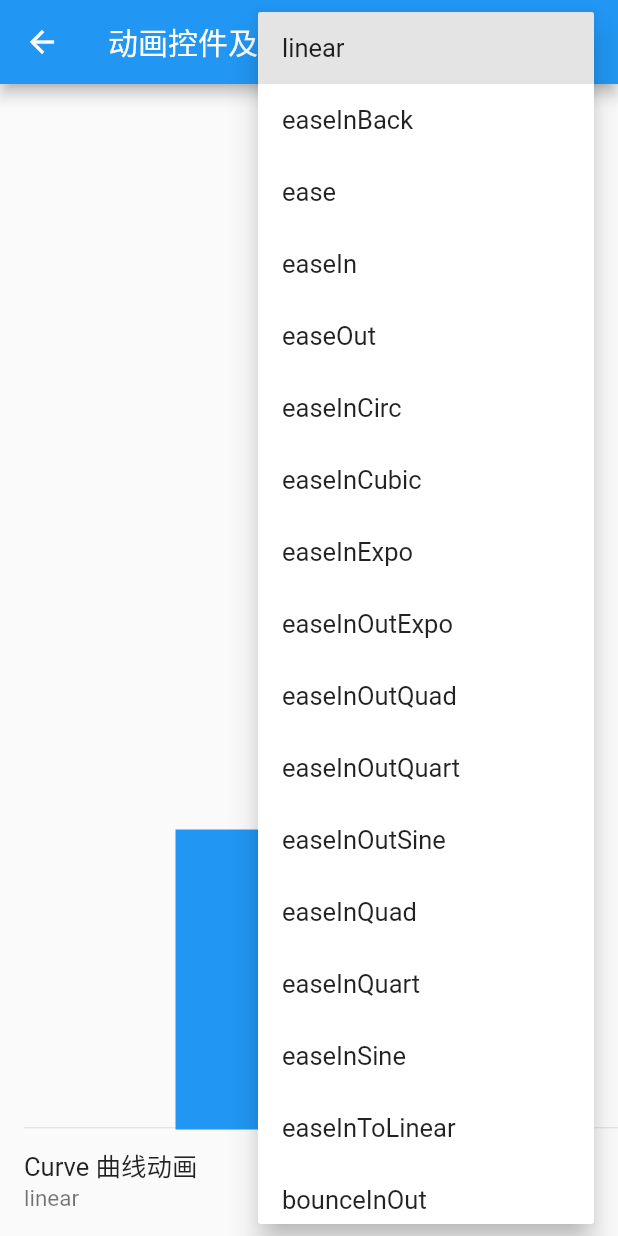
After one commit to yangyxd/flutter_animation_demo, a Flutter app: the CurvesTestAnimationPage screen opened directly, after a tap on the "arrow drop down" icon, on a phone screen of 412 x 824 dp. The commit adds this screen. Run offline on Flutter 3.47's test engine with Material 2 defaults, Android fonts, the phone set to English and light mode, and no system bars.

Commit message:
增加 CurvesTestAnimationPage

```diff
--- a/lib/demo/004/widget_switch_animation_page.dart
+++ b/lib/demo/004/widget_switch_animation_page.dart
@@ -6,26 +6,14 @@ class WidgetSwitchAnimationPage extends StatefulWidget {
   _WidgetSwitchAnimationPageState createState() => _WidgetSwitchAnimationPageState();
 }
 
-class _WidgetSwitchAnimationPageState extends State<WidgetSwitchAnimationPage> with SingleTickerProviderStateMixin {
-  AnimationController _controller;
+class _WidgetSwitchAnimationPageState extends State<WidgetSwitchAnimationPage> {
   Widget _child;
   int flag = 0;
   bool _scaleContainer = true;
   bool _slideTransition = false;
   bool _scaleTransition = false;
 
-  @override
-  void initState() {
-    _controller = AnimationController(vsync: this);
-    super.initState();
-  }
-
-  @override
-  void dispose() {
-    _controller.dispose();
-    super.dispose();
-  }
-
+  /// 动画区域背景色
   final _colors = <Color>[Colors.green, Colors.blue, Colors.white, Colors.red];
 
   @override
--- /dev/null
+++ b/lib/demo/005/curves_test_animation_page.dart
@@ -0,0 +1,122 @@
+import 'dart:async';
+
+import 'package:flutter/material.dart';
+import 'package:flutter_animation_demo/utils.dart';
+import 'package:flutter_animation_demo/widgets/icon_button_ex.dart';
+
+/// 动画控件及曲线 (Curves）
+class CurvesTestAnimationPage extends StatefulWidget {
+  @override
+  _CurvesTestAnimationPageState createState() => _CurvesTestAnimationPageState();
+}
+
+class _CurvesTestAnimationPageState extends State<CurvesTestAnimationPage> {
+  Timer _timer;
+
+  int flag = 0;
+  double left = 50;
+  double top = 50;
+
+  int curve = 0;
+
+  /// 动画区域背景色
+  final _colors = <Color>[Colors.green, Colors.blue, Colors.amber, Colors.red];
+
+  /// Curves 选项
+  final _menus = <Map<String, dynamic>>[
+    {'title': 'linear', 'type': Curves.linear},
+
+    {'title': 'easeInBack', 'type': Curves.easeInBack},
+    {'title': 'ease', 'type': Curves.ease},
+    {'title': 'easeIn', 'type': Curves.easeIn},
+    {'title': 'easeOut', 'type': Curves.easeOut},
+    {'title': 'easeInCirc', 'type': Curves.easeInCirc},
+    {'title': 'easeInCubic', 'type': Curves.easeInCubic},
+    {'title': 'easeInExpo', 'type': Curves.easeInExpo},
+    {'title': 'easeInOutExpo', 'type': Curves.easeInOutExpo},
+    {'title': 'easeInOutQuad', 'type': Curves.easeInOutQuad},
+    {'title': 'easeInOutQuart', 'type': Curves.easeInOutQuart},
+    {'title': 'easeInOutSine', 'type': Curves.easeInOutSine},
+    {'title': 'easeInQuad', 'type': Curves.easeInQuad},
+    {'title': 'easeInQuart', 'type': Curves.easeInQuart},
+    {'title': 'easeInSine', 'type': Curves.easeInSine},
+    {'title': 'easeInToLinear', 'type': Curves.easeInToLinear},
+
+    {'title': 'bounceInOut', 'type': Curves.bounceInOut},
+    {'title': 'bounceIn', 'type': Curves.bounceIn},
+    {'title': 'bounceOut', 'type': Curves.bounceOut},
+
+    {'title': 'decelerate', 'type': Curves.decelerate},
+
+    {'title': 'elasticIn', 'type': Curves.elasticIn},
+    {'title': 'elasticOut', 'type': Curves.elasticOut},
+    {'title': 'elasticInOut', 'type': Curves.elasticInOut},
+
+    {'title': 'fastLinearToSlowEaseIn', 'type': Curves.fastLinearToSlowEaseIn},
+    {'title': 'fastOutSlowIn', 'type': Curves.fastOutSlowIn},
+
+    {'title': 'slowMiddle', 'type': Curves.slowMiddle},
+  ];
+
+  @override
+  void initState() {
+    _timer = Timer.periodic(Duration(milliseconds: 1600), (timer) {
+      final _screen = MediaQuery.of(context);
+      final _size = _screen.size;
+      setState(() {
+        flag = flag >= 3 ? 0 : flag + 1;
+        top = Utils.random((_size.height - _screen.viewPadding.vertical - 80 - 220).toInt()).toDouble();
+        left = Utils.random((_size.width - _screen.viewPadding.horizontal - 210).toInt()).toDouble();
+      });
+    });
+    super.initState();
+  }
+
+  @override
+  void dispose() {
+    _timer.cancel();
+    super.dispose();
+  }
+
+  @override
+  Widget build(BuildContext context) {
+    return Scaffold(
+      appBar: AppBar(title: Text("动画控件及曲线")),
+      body: Stack(
+        children: [
+          Column(
+            children: [
+              Expanded(child: Container()),
+              Divider(height: 0.35, indent: 16),
+              ListTile(
+                title: Text("Curve 曲线动画"),
+                subtitle: Text(_menus[curve]["title"]),
+                trailing: IconButtonEx<Curve>(
+                  icon: Icon(Icons.arrow_drop_down),
+                  menus: _menus,
+                  menuInitialValue: _menus[curve]["type"] as Curve,
+                  onSelected: (value) {
+                    setState(() {
+                      curve = _menus.indexWhere((e) => e["type"] == value);
+                    });
+                  },
+                ),
+              )
+            ],
+          ),
+          AnimatedPadding(
+            padding: EdgeInsets.only(left: left, top: top),
+            duration: Duration(milliseconds: 1500),
+            curve: _menus[curve]["type"] as Curve,
+            child: AnimatedContainer(
+              duration: Duration(milliseconds: 1000),
+              width: 200,
+              height: 200,
+              color: _colors[flag],
+            ),
+          ),
+        ],
+      ),
+    );
+  }
+}
--- a/lib/main.dart
+++ b/lib/main.dart
@@ -8,6 +8,7 @@ import 'demo/001/time_back_animation_page.dart';
 import 'demo/002/counter_animation_page.dart';
 import 'demo/003/sliding_box_animation_page.dart';
 import 'demo/004/widget_switch_animation_page.dart';
+import 'demo/005/curves_test_animation_page.dart';
 
 void main() {
   runApp(MyApp());
@@ -20,6 +21,7 @@ class MyApp extends StatelessWidget {
     RouteItem("/002", desc: "翻滚数字动画", builder: (context) => CounterAnimationPage()),
     RouteItem("/003", desc: "方块交错动画", builder: (context) => SlidingBoxAnimationPage()),
     RouteItem("/004", desc: "不同控件切换过渡动画", builder: (context) => WidgetSwitchAnimationPage()),
+    RouteItem("/005", desc: "动画控件及曲线(Curves)", builder: (context) => CurvesTestAnimationPage()),
   ];
 
   @override
--- /dev/null
+++ b/lib/widgets/icon_button_ex.dart
@@ -0,0 +1,142 @@
+import 'dart:ui' as ui;
+import 'package:flutter/material.dart';
+
+class IconButtonEx<T> extends StatelessWidget {
+  final Widget child;
+  final Color color, focusColor;
+  final double iconSize;
+  final String tooltip;
+  final bool autofocus;
+  /// 菜单列表
+  ///
+  /// [[{'title': '分享', 'icon': FIcons.share_2, 'type': SHARE}]]
+  final List<Map<String, dynamic>> menus;
+  final Offset menuOffset;
+  final MenusWidgetBuilder<T> menuItemBuilder;
+  final T menuInitialValue;
+  final T menuSelected;
+  final double minWidth, splashRadius;
+  final EdgeInsetsGeometry padding;
+  final VoidCallback onPressed;
+  final ValueChanged<T> onSelected;
+
+  const IconButtonEx({Key key, Widget child, Widget icon, this.color,
+    this.focusColor, this.iconSize, this.tooltip,
+    this.minWidth, this.splashRadius,
+    this.autofocus,
+    this.menus,
+    this.menuOffset,
+    this.menuItemBuilder,
+    this.menuInitialValue,
+    this.menuSelected,
+    this.onSelected,
+    this.padding, VoidCallback onPressed, VoidCallback onTap}):
+      child = child ?? icon,
+      onPressed = onPressed ?? onTap,
+      super(key: key);
+
+  @override
+  Widget build(BuildContext context) {
+    if ((menus != null && menus.isNotEmpty) || menuItemBuilder != null)
+      return _buildButton(context, () {
+        showButtonMenu(context,
+          menus: menus,
+          menuItemBuilder: menuItemBuilder,
+          menuInitialValue: menuInitialValue,
+          menuOffset: menuOffset,
+          menuSelected: menuSelected,
+          onSelected: onSelected
+        );
+      });
+    return _buildButton(context, onPressed);
+  }
+
+  Widget _buildButton(BuildContext context, VoidCallback onPressed) {
+    final _btn = IconButton(
+      iconSize: iconSize ?? Theme.of(context).appBarTheme?.iconTheme?.size ?? 24,
+      icon: child,
+      autofocus: autofocus ?? false,
+      focusColor: focusColor,
+      tooltip: tooltip,
+      color: color,
+      splashRadius: splashRadius,
+      padding: padding ?? const EdgeInsets.all(8.0),
+      onPressed: onPressed,
+    );
+    return minWidth == null ? _btn : ButtonTheme(
+      minWidth: minWidth,
+      child: _btn,
+    );
+  }
+
+  /// 显示弹出菜单
+  static void showButtonMenu<T>(BuildContext context, {
+    Offset menuOffset,
+    Offset local,
+    List<Map<String, dynamic>> menus,
+    MenusWidgetBuilder<T> menuItemBuilder,
+    T menuInitialValue,
+    T menuSelected,
+    ValueChanged<T> onSelected,
+    VoidCallback onMenuCancel,
+  }) {
+    final mediaQueryData = MediaQueryData.fromWindow(ui.window);
+    final PopupMenuThemeData popupMenuTheme = PopupMenuTheme.of(context);
+    final RenderBox button = context.findRenderObject() as RenderBox;
+    final RenderBox overlay = Overlay.of(context).context.findRenderObject() as RenderBox;
+    final offset = menuOffset ?? Offset(0, 40.0 / mediaQueryData.devicePixelRatio);
+    final RelativeRect position = RelativeRect.fromRect(
+      Rect.fromPoints(
+        local != null ? local : button.localToGlobal(offset, ancestor: overlay),
+        button.localToGlobal(button.size.bottomRight(Offset.zero) + offset, ancestor: overlay),
+      ),
+      Offset.zero & overlay.size,
+    );
+    final _primaryColor = Theme.of(context).primaryColor;
+    final _textStyle = Theme.of(context).popupMenuTheme?.textStyle ??
+        Theme.of(context).textTheme.subtitle1;
+    final List<PopupMenuEntry<T>> items = menuItemBuilder != null
+        ? menuItemBuilder(context)
+        : menus.map((element) {
+          final _value = element['type'];
+          return PopupMenuItem<T>(
+            textStyle: _textStyle,
+            child: Row(
+              mainAxisAlignment: MainAxisAlignment.spaceBetween,
+              children: [
+                (menuSelected == _value)
+                  ? DefaultTextStyle(
+                    style: _textStyle.copyWith(color: _primaryColor),
+                    child: Text(element['title']))
+                  : Text(element['title']),
+                if (element['icon'] != null)
+                  Icon(element['icon'], color: _primaryColor, size: 20),
+              ],
+            ),
+            value: _value,
+          );
+    }).toList();
+    // Only show the menu if there is something to show
+    if (items.isNotEmpty) {
+      showMenu<T>(
+        context: context,
+        elevation: popupMenuTheme.elevation,
+        items: items,
+        position: position,
+        shape: popupMenuTheme.shape,
+        color: popupMenuTheme.color,
+        initialValue: menuInitialValue,
+      ).then<void>((T newValue) {
+        if (newValue == null) {
+          if (onMenuCancel != null) onMenuCancel();
+          return null;
+        }
+        if (onSelected != null)
+          onSelected(newValue);
+        return newValue;
+      });
+    }
+  }
+}
+
+typedef MenusWidgetBuilder<T> = List<PopupMenuEntry<T>> Function(BuildContext context);
```
